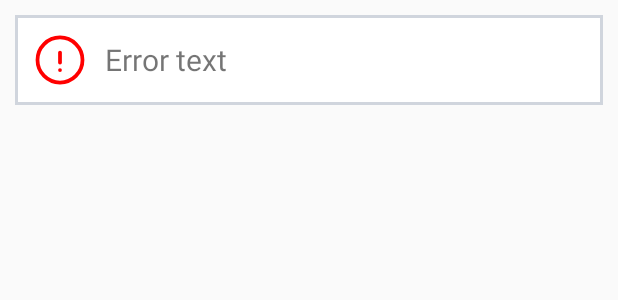
After one commit to yabluninn/shopnstock, an Android app: the layout error_toast_layout.xml on its own in the app's theme, with its tools: preview values and no code run, on a phone screen of 412 x 824 dp. The commit adds this screen. Shown: the top 300 px of the screen. Run offline under Robolectric (Android 15) with nearby library versions, the phone set to English and light mode, and no system bars.

Commit message:
Add custom toasts: Successful and Error

```diff
--- a/app/build.gradle.kts
+++ b/app/build.gradle.kts
@@ -46,6 +46,9 @@ dependencies {
     implementation("androidx.appcompat:appcompat:1.6.1")
     implementation("com.google.android.material:material:1.10.0")
     implementation("androidx.constraintlayout:constraintlayout:2.1.4")
+    val lifecycle_version = "2.6.2"
+    implementation("androidx.lifecycle:lifecycle-viewmodel-ktx:$lifecycle_version")
+    implementation("androidx.lifecycle:lifecycle-livedata-ktx:$lifecycle_version")
     implementation(project(":domain"))
     implementation(project(":data"))
     implementation("com.google.firebase:firebase-auth-ktx:22.1.2")
@@ -57,5 +60,4 @@ dependencies {
     androidTestImplementation("androidx.test.espresso:espresso-core:3.5.1")
     implementation("org.jetbrains.kotlinx:kotlinx-coroutines-core:1.7.3")
     implementation("org.jetbrains.kotlinx:kotlinx-coroutines-android:1.7.3")
-    implementation("androidx.lifecycle:lifecycle-viewmodel-ktx:2.6.2")
 }
--- a/app/src/main/java/com/yablunin/shopnstock/presentation/adapters/ShoppingListAdapter.kt
+++ b/app/src/main/java/com/yablunin/shopnstock/presentation/adapters/ShoppingListAdapter.kt
@@ -21,7 +21,7 @@ import com.yablunin.shopnstock.domain.usecases.list.GetCompletedItemsCountUseCas
 import com.yablunin.shopnstock.domain.usecases.list.GetSizeUseCase
 import com.yablunin.shopnstock.domain.usecases.list.RemoveItemUseCase
 
-class ShoppingListAdapter(val context: Context, val shoppingLists: MutableList<com.yablunin.shopnstock.domain.models.ShoppingList>, val user: com.yablunin.shopnstock.domain.models.User):
+class ShoppingListAdapter(val context: Context, val shoppingLists: MutableList<ShoppingList>, val user: com.yablunin.shopnstock.domain.models.User):
     RecyclerView.Adapter<ShoppingListAdapter.Holder>() {
 
     class Holder(view: View): RecyclerView.ViewHolder(view) {
@@ -30,15 +30,13 @@ class ShoppingListAdapter(val context: Context, val shoppingLists: MutableList<c
         val listItemsCountText: TextView = view.findViewById(R.id.shopping_list_item_count)
         val holderLayout: ConstraintLayout = view.findViewById(R.id.shopping_list_holder)
 
-        private val addItemUseCase = AddItemUseCase(ShoppingListRepository())
-        private val removeItemUseCase = RemoveItemUseCase(ShoppingListRepository())
         private val getSizeUseCase = GetSizeUseCase(ShoppingListRepository())
         private val getCompletedItemsCountUseCase = GetCompletedItemsCountUseCase(
             ShoppingListRepository()
         )
 
         @SuppressLint("SetTextI18n")
-        fun bind(list: com.yablunin.shopnstock.domain.models.ShoppingList){
+        fun bind(list: ShoppingList){
 
             listName.text = list.name
             val size = getSizeUseCase.execute(list)
--- /dev/null
+++ b/app/src/main/java/com/yablunin/shopnstock/presentation/viewmodels/MainViewModelFactory.kt
@@ -0,0 +1,4 @@
+package com.yablunin.shopnstock.presentation.viewmodels
+
+class MainViewModelFactory {
+}
--- /dev/null
+++ b/app/src/main/res/drawable/custom_dialog.xml
@@ -0,0 +1,5 @@
+<?xml version="1.0" encoding="utf-8"?>
+<shape xmlns:android="http://schemas.android.com/apk/res/android" android:shape="rectangle">
+    <solid android:color="@color/white"/>
+    <stroke android:color="@color/input_stoke" android:width="2dp"/>
+</shape>
--- /dev/null
+++ b/app/src/main/res/drawable/ic_error.xml
@@ -0,0 +1,27 @@
+<vector xmlns:android="http://schemas.android.com/apk/res/android"
+    android:width="24dp"
+    android:height="24dp"
+    android:viewportWidth="24"
+    android:viewportHeight="24">
+  <path
+      android:pathData="m12,12m-9,0a9,9 0,1 0,18 0,9 9,0 1,0 -18,0"
+      android:strokeLineJoin="round"
+      android:strokeWidth="1.5"
+      android:fillColor="#00000000"
+      android:strokeColor="#000000"
+      android:strokeLineCap="round"/>
+  <path
+      android:pathData="m12,9v4"
+      android:strokeLineJoin="round"
+      android:strokeWidth="1.5"
+      android:fillColor="#00000000"
+      android:strokeColor="#000000"
+      android:strokeLineCap="round"/>
+  <path
+      android:pathData="M12,16v0.01"
+      android:strokeLineJoin="round"
+      android:strokeWidth="1.5"
+      android:fillColor="#00000000"
+      android:strokeColor="#000000"
+      android:strokeLineCap="round"/>
+</vector>
--- /dev/null
+++ b/app/src/main/res/layout/error_toast_layout.xml
@@ -0,0 +1,31 @@
+<?xml version="1.0" encoding="utf-8"?>
+<LinearLayout xmlns:android="http://schemas.android.com/apk/res/android"
+    xmlns:app="http://schemas.android.com/apk/res-auto"
+    android:orientation="horizontal"
+    android:layout_width="match_parent"
+    android:layout_height="wrap_content"
+    android:layout_margin="10dp"
+    android:gravity="center_vertical"
+    android:padding="10dp"
+    android:paddingEnd="15dp"
+    android:background="@drawable/custom_dialog"
+    android:id="@+id/error_toast_layout"
+    >
+
+    <ImageView
+        android:layout_width="40dp"
+        android:layout_height="40dp"
+        android:src="@drawable/ic_error"
+        app:tint="@color/red" />
+
+    <TextView
+        android:id="@+id/error_toast_text"
+        android:layout_width="match_parent"
+        android:layout_height="wrap_content"
+        android:layout_marginStart="10dp"
+        android:text="Error text"
+        android:textSize="20sp"
+        android:gravity="center_vertical"
+        />
+
+</LinearLayout>
--- a/data/src/main/java/com/yablunin/shopnstock/data/repositories/FirebaseUserRepository.kt
+++ b/data/src/main/java/com/yablunin/shopnstock/data/repositories/FirebaseUserRepository.kt
@@ -36,7 +36,6 @@ class FirebaseUserRepository: UserRepository {
                 }
             }
             override fun onCancelled(databaseError: DatabaseError) {
-                // Обработка ошибки
                 callback(null)
             }
         })
```
Also changed, not shown: app/src/main/java/com/yablunin/shopnstock/presentation/MainActivity.kt (+7 -7 lines), app/src/main/java/com/yablunin/shopnstock/presentation/activities/LogInActivity.kt (+41 -2 lines), app/src/main/java/com/yablunin/shopnstock/presentation/activities/ShoppingListActivity.kt (+16 -9 lines), app/src/main/java/com/yablunin/shopnstock/presentation/activities/SignUpActivity.kt (+42 -1 lines), app/src/main/java/com/yablunin/shopnstock/presentation/adapters/ShoppingListItemsAdapter.kt (+4 -4 lines), app/src/main/java/com/yablunin/shopnstock/presentation/toasts/ErrorToast.kt (added, +22 -0 lines), app/src/main/java/com/yablunin/shopnstock/presentation/toasts/SuccessfulToast.kt (added, +22 -0 lines), app/src/main/java/com/yablunin/shopnstock/presentation/viewmodels/MainViewModel.kt (added, +25 -0 lines), app/src/main/res/drawable/ic_check_mark.xml (added, +13 -0 lines), app/src/main/res/layout/success_toast_layout.xml (added, +31 -0 lines), app/src/main/res/values/strings.xml (+11 -1 lines).
